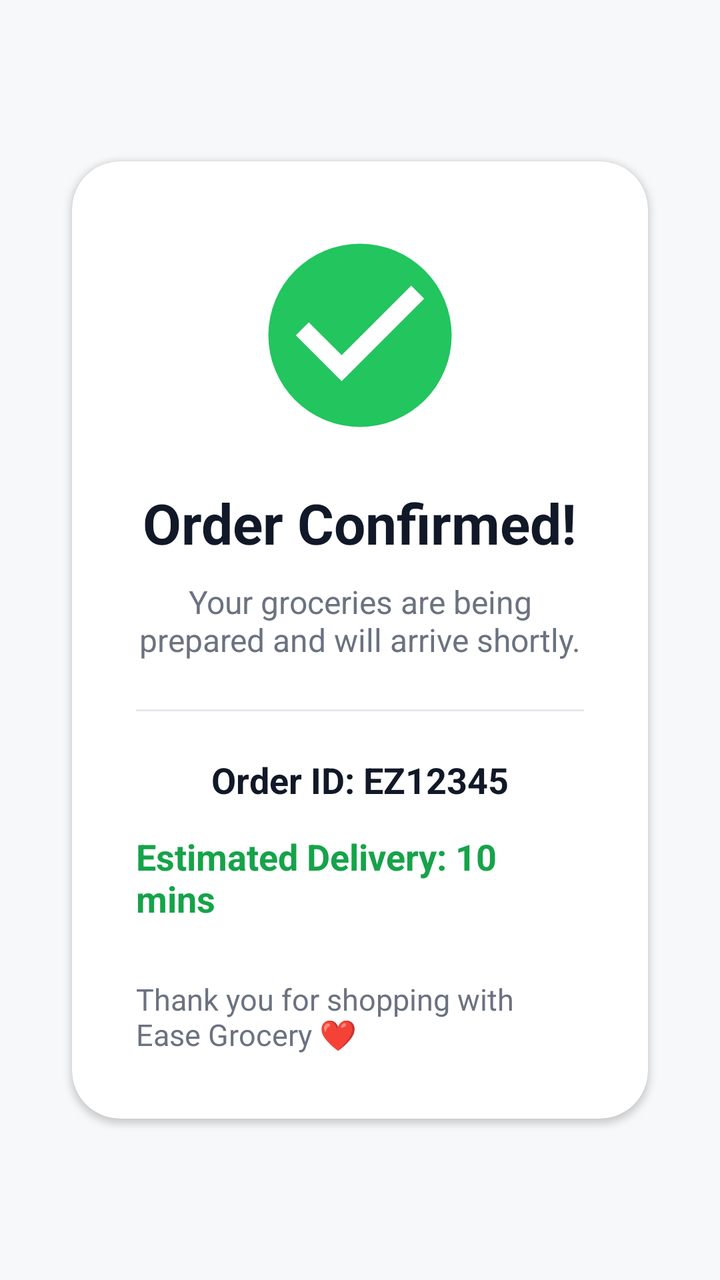
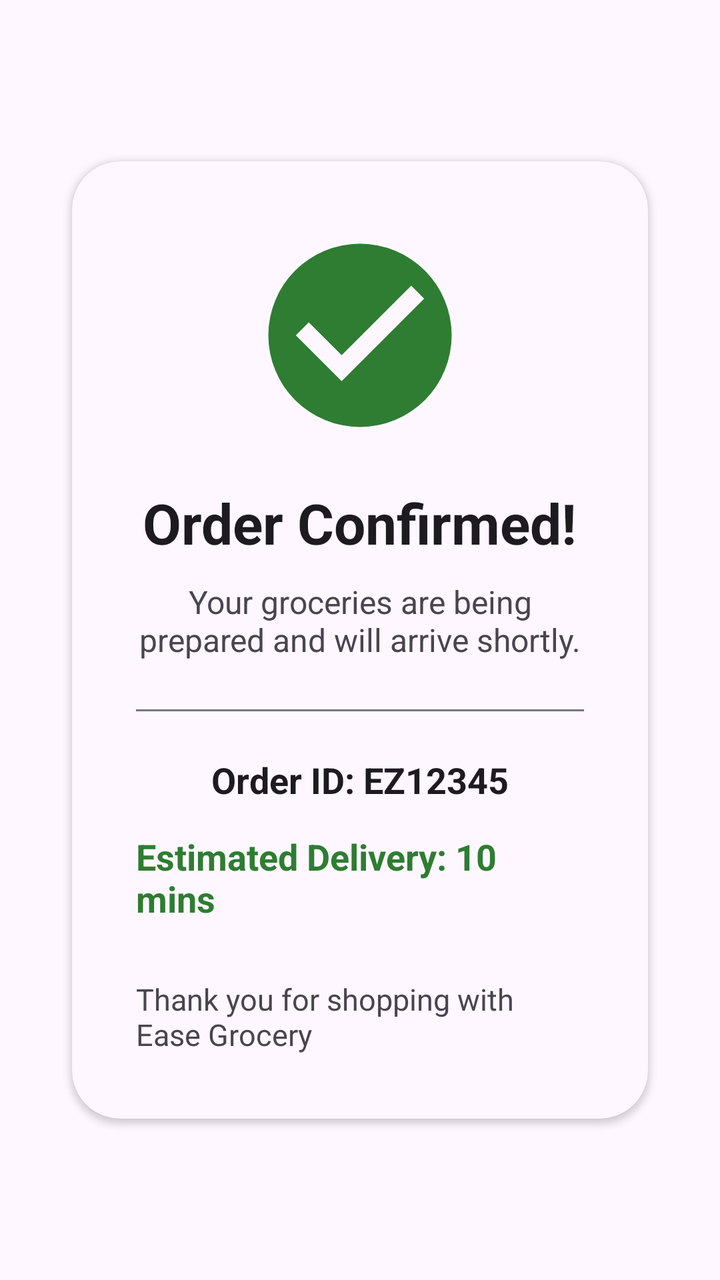

The first picture is an Android layout as it rendered before a commit; the second is the same layout after the commit. The layout source and the unified diff follow.
<!-- AndroidManifest.xml: application theme Theme.EaseGrocery -->
<!-- res/layout/activity_order_success.xml -->
<?xml version="1.0" encoding="utf-8"?>
<LinearLayout xmlns:android="http://schemas.android.com/apk/res/android"
    xmlns:tools="http://schemas.android.com/tools"
    android:layout_width="match_parent"
    android:layout_height="match_parent"
    android:background="#F7F8FA"
    android:gravity="center"
    android:orientation="vertical"
    android:fitsSystemWindows="true"
    android:padding="24dp"
    tools:context=".ui.order.OrderSuccessActivity">

    

    <androidx.cardview.widget.CardView
        android:layout_width="match_parent"
        android:layout_height="wrap_content"
        android:layout_margin="12dp"
        android:elevation="8dp"
        app:cardCornerRadius="24dp"
        xmlns:app="http://schemas.android.com/apk/res-auto">

        <LinearLayout
            android:layout_width="match_parent"
            android:layout_height="wrap_content"
            android:gravity="center_horizontal"
            android:orientation="vertical"
            android:padding="32dp">

            

            <ImageView
                android:layout_width="110dp"
                android:layout_height="110dp"
                android:src="@drawable/ic_success"
                android:tint="#22C55E" />

            

            <TextView
                android:layout_width="wrap_content"
                android:layout_height="wrap_content"
                android:layout_marginTop="20dp"
                android:text="Order Confirmed!"
                android:textColor="#111827"
                android:textSize="28sp"
                android:textStyle="bold" />

            <TextView
                android:layout_width="wrap_content"
                android:layout_height="wrap_content"
                android:layout_marginTop="10dp"
                android:gravity="center"
                android:text="Your groceries are being prepared and will arrive shortly."
                android:textColor="#6B7280"
                android:textSize="16sp" />

            

            <View
                android:layout_width="match_parent"
                android:layout_height="1dp"
                android:layout_marginTop="24dp"
                android:background="#E5E7EB" />

            

            <TextView
                android:id="@+id/tvOrderId"
                android:layout_width="wrap_content"
                android:layout_height="wrap_content"
                android:layout_marginTop="22dp"
                android:text="Order ID: EZ12345"
                android:textColor="#111827"
                android:textSize="18sp"
                android:textStyle="bold" />

            

            <TextView
                android:id="@+id/tvDeliveryTime"
                android:layout_width="wrap_content"
                android:layout_height="wrap_content"
                android:layout_marginTop="14dp"
                android:text="Estimated Delivery: 10 mins"
                android:textColor="#16A34A"
                android:textSize="18sp"
                android:textStyle="bold" />

            

            <TextView
                android:layout_width="wrap_content"
                android:layout_height="wrap_content"
                android:layout_marginTop="28dp"
                android:text="Thank you for shopping with Ease Grocery ❤️"
                android:textColor="#6B7280"
                android:textSize="15sp" />

        </LinearLayout>

    </androidx.cardview.widget.CardView>

</LinearLayout>
<!-- resources referenced by this layout -->
<resources>
  <!-- drawable ic_success (drawable) -->
  <vector xmlns:android="http://schemas.android.com/apk/res/android"
      android:width="120dp"
      android:height="120dp"
      android:viewportWidth="24"
      android:viewportHeight="24">
  
      <path
          android:fillColor="#22C55E"
          android:pathData="M12,2A10,10 0,1 0,22 12A10,10 0,0 0,12 2ZM10,17L5,12L6.41,10.59L10,14.17L17.59,6.59L19,8L10,17Z"/>
  </vector>
  <style name="Theme.EaseGrocery" parent="Base.Theme.EaseGrocery" />
  <style name="Base.Theme.EaseGrocery" parent="Theme.Material3.DayNight.NoActionBar">
          
          
          <item name="android:windowDrawsSystemBarBackgrounds">true</item>
          <item name="android:windowTranslucentStatus">false</item>
      </style>
</resources>

<!-- the commit's change to res/layout/activity_order_success.xml (unified diff, before → after) -->
@@ -1,9 +1,10 @@
 <?xml version="1.0" encoding="utf-8"?>
 <LinearLayout xmlns:android="http://schemas.android.com/apk/res/android"
     xmlns:tools="http://schemas.android.com/tools"
+    xmlns:app="http://schemas.android.com/apk/res-auto"
     android:layout_width="match_parent"
     android:layout_height="match_parent"
-    android:background="#F7F8FA"
+    android:background="?attr/colorSurface"
     android:gravity="center"
     android:orientation="vertical"
     android:fitsSystemWindows="true"
@@ -16,9 +17,9 @@
         android:layout_width="match_parent"
         android:layout_height="wrap_content"
         android:layout_margin="12dp"
+        android:backgroundTint="?attr/colorSurface"
         android:elevation="8dp"
-        app:cardCornerRadius="24dp"
-        xmlns:app="http://schemas.android.com/apk/res-auto">
+        app:cardCornerRadius="24dp">
 
         <LinearLayout
             android:layout_width="match_parent"
@@ -33,7 +34,7 @@
                 android:layout_width="110dp"
                 android:layout_height="110dp"
                 android:src="@drawable/ic_success"
-                android:tint="#22C55E" />
+                app:tint="?attr/colorPrimary" />
 
             
 
@@ -42,7 +43,7 @@
                 android:layout_height="wrap_content"
                 android:layout_marginTop="20dp"
                 android:text="Order Confirmed!"
-                android:textColor="#111827"
+                android:textColor="?attr/colorOnBackground"
                 android:textSize="28sp"
                 android:textStyle="bold" />
 
@@ -52,7 +53,7 @@
                 android:layout_marginTop="10dp"
                 android:gravity="center"
                 android:text="Your groceries are being prepared and will arrive shortly."
-                android:textColor="#6B7280"
+                android:textColor="?attr/colorOnSurfaceVariant"
                 android:textSize="16sp" />
 
             
@@ -61,7 +62,7 @@
                 android:layout_width="match_parent"
                 android:layout_height="1dp"
                 android:layout_marginTop="24dp"
-                android:background="#E5E7EB" />
+                android:background="?attr/colorOutline" />
 
             
 
@@ -71,7 +72,7 @@
                 android:layout_height="wrap_content"
                 android:layout_marginTop="22dp"
                 android:text="Order ID: EZ12345"
-                android:textColor="#111827"
+                android:textColor="?attr/colorOnBackground"
                 android:textSize="18sp"
                 android:textStyle="bold" />
 
@@ -83,7 +84,7 @@
                 android:layout_height="wrap_content"
                 android:layout_marginTop="14dp"
                 android:text="Estimated Delivery: 10 mins"
-                android:textColor="#16A34A"
+                android:textColor="?attr/colorPrimary"
                 android:textSize="18sp"
                 android:textStyle="bold" />
 
@@ -93,8 +94,8 @@
                 android:layout_width="wrap_content"
                 android:layout_height="wrap_content"
                 android:layout_marginTop="28dp"
-                android:text="Thank you for shopping with Ease Grocery ❤️"
-                android:textColor="#6B7280"
+                android:text="Thank you for shopping with Ease Grocery"
+                android:textColor="?attr/colorOnSurfaceVariant"
                 android:textSize="15sp" />
 
         </LinearLayout>
<!-- resource entries referenced after the edit -->
@@ -11,12 +11,37 @@
           android:fillColor="#22C55E"
           android:pathData="M12,2A10,10 0,1 0,22 12A10,10 0,0 0,12 2ZM10,17L5,12L6.41,10.59L10,14.17L17.59,6.59L19,8L10,17Z"/>
   </vector>
-  <style name="Theme.EaseGrocery" parent="Base.Theme.EaseGrocery" />
-  <style name="Base.Theme.EaseGrocery" parent="Theme.Material3.DayNight.NoActionBar">
+  <style name="Theme.EaseGrocery" parent="Theme.Material3.DayNight.NoActionBar">
+  
+          <item name="colorPrimary">@color/colorPrimary</item>
+          <item name="colorSecondary">@color/colorSecondary</item>
+  
+          <item name="android:windowBackground">@color/colorBackground</item>
+  
+          <item name="android:windowLightStatusBar">true</item>
+          <item name="android:statusBarColor">@android:color/transparent</item>
+          <item name="android:navigationBarColor">@android:color/transparent</item>
+  
           
-          
-          <item name="android:windowDrawsSystemBarBackgrounds">true</item>
-          <item name="android:windowTranslucentStatus">false</item>
+          <item name="shapeAppearanceSmallComponent">@style/ShapeAppearance.EaseGrocery.Small</item>
+          <item name="shapeAppearanceMediumComponent">@style/ShapeAppearance.EaseGrocery.Medium</item>
+          <item name="shapeAppearanceLargeComponent">@style/ShapeAppearance.EaseGrocery.Large</item>
+  
+      </style>
+  <color name="colorPrimary">#2E7D32</color>
+  <color name="colorSecondary">#66BB6A</color>
+  <color name="colorBackground">#F4FAF4</color>
+  <style name="ShapeAppearance.EaseGrocery.Small" parent="ShapeAppearance.Material3.SmallComponent">
+          <item name="cornerFamily">rounded</item>
+          <item name="cornerSize">12dp</item>
+      </style>
+  <style name="ShapeAppearance.EaseGrocery.Medium" parent="ShapeAppearance.Material3.MediumComponent">
+          <item name="cornerFamily">rounded</item>
+          <item name="cornerSize">18dp</item>
+      </style>
+  <style name="ShapeAppearance.EaseGrocery.Large" parent="ShapeAppearance.Material3.LargeComponent">
+          <item name="cornerFamily">rounded</item>
+          <item name="cornerSize">28dp</item>
       </style>
 </resources>
 
